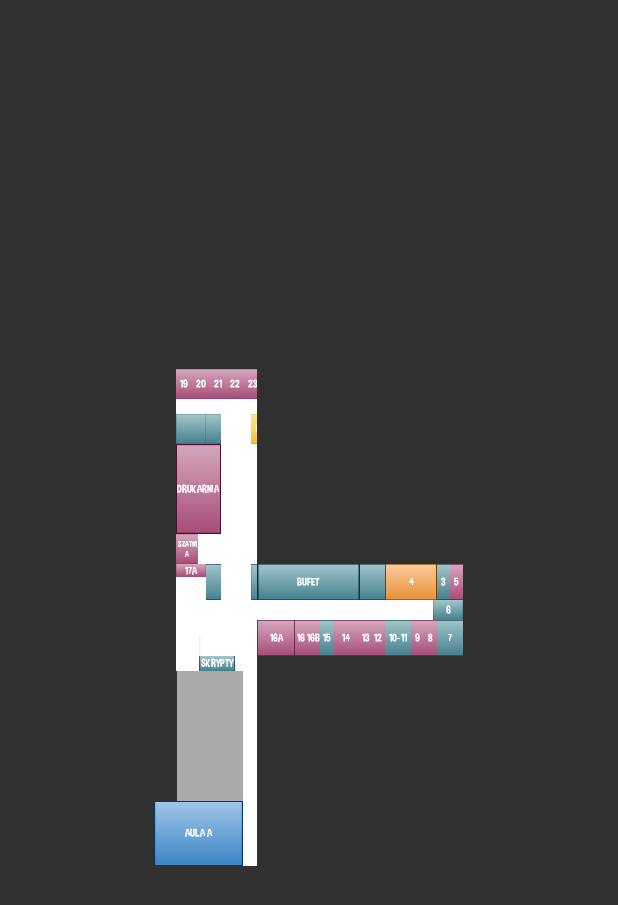
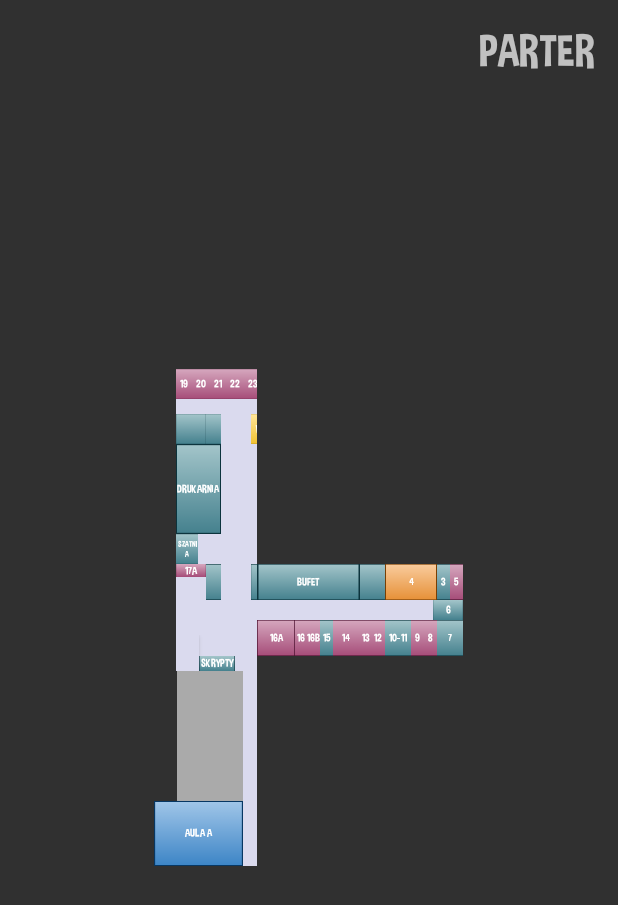
Before and after one commit to OlaB1994/AEiIMap, an Android app: the fragment GroundFloorFragment shown on its own in the app's theme, on a phone screen of 412 x 824 dp. Shown: the top 905 px of the screen. Run offline under Robolectric (Android 15) with nearby library versions, the phone set to English and light mode, and no system bars; our stand-ins replace ButterKnife.

Commit message:
color changes, layout changes, typo fixed

```diff
--- a/AEiIMap/app/src/main/java/pl/polsl/aeiimap/fragments/GroundFloorFragment.java
+++ b/AEiIMap/app/src/main/java/pl/polsl/aeiimap/fragments/GroundFloorFragment.java
@@ -13,7 +13,7 @@ import butterknife.ButterKnife;
 import butterknife.OnClick;
 import pl.polsl.aeiimap.R;
 import pl.polsl.aeiimap.dialogs.InfoDialogFragment;
-import pl.polsl.aeiimap.views.ZoomableLinearLayout;
+import pl.polsl.aeiimap.views.ZoomableRelativeLayout;
 
 /**
  * Created by aleksandrabienioszek on 28.02.2017.
@@ -23,7 +23,7 @@ public class GroundFloorFragment extends Fragment {
     private final int GROUND_FLOOR = 0;
 
     @BindView(R.id.fragment_ground_floor_main_ll)
-    ZoomableLinearLayout zoomableLinearLayout;
+    ZoomableRelativeLayout zoomableRelativeLayout;
 
     @OnClick(R.id.fragment_ground_floor_1)
     public void on1() {
@@ -164,21 +164,21 @@ public class GroundFloorFragment extends Fragment {
 
     @OnClick(R.id.fragment_ground_floor_25)
     public void on25() {
-        InfoDialogFragment.newInstance(getContext(), GROUND_FLOOR, 25).show(getActivity().getFragmentManager(),
+        InfoDialogFragment.newInstance(getContext(), GROUND_FLOOR, 26).show(getActivity().getFragmentManager(),
                 InfoDialogFragment.class.getName());
     }
 
 
     @OnClick(R.id.fragment_ground_floor_26)
     public void on26() {
-        InfoDialogFragment.newInstance(getContext(), GROUND_FLOOR, 26).show(getActivity().getFragmentManager(),
+        InfoDialogFragment.newInstance(getContext(), GROUND_FLOOR, 25).show(getActivity().getFragmentManager(),
                 InfoDialogFragment.class.getName());
     }
 
 
     @OnClick(R.id.fragment_ground_floor_bufet)
     public void onBufet() {
-        InfoDialogFragment.newInstance(getContext(), GROUND_FLOOR, 1007).show(getActivity().getFragmentManager(),
+        InfoDialogFragment.newInstance(getContext(), GROUND_FLOOR, 1009).show(getActivity().getFragmentManager(),
                 InfoDialogFragment.class.getName());
     }
 
@@ -227,10 +227,10 @@ public class GroundFloorFragment extends Fragment {
         View view = inflater.inflate(R.layout.fragment_ground_floor, container, false);
         ButterKnife.bind(this, view);
         //initView();
-        zoomableLinearLayout.setOnTouchListener(new View.OnTouchListener() {
+        zoomableRelativeLayout.setOnTouchListener(new View.OnTouchListener() {
             @Override
             public boolean onTouch(View v, MotionEvent event) {
-                zoomableLinearLayout.init(getContext());
+                zoomableRelativeLayout.init(getContext());
                 return false;
             }
         });
--- a/AEiIMap/app/src/main/java/pl/polsl/aeiimap/gestures/OnPinchListener.java
+++ b/AEiIMap/app/src/main/java/pl/polsl/aeiimap/gestures/OnPinchListener.java
@@ -2,7 +2,7 @@ package pl.polsl.aeiimap.gestures;
 
 import android.view.ScaleGestureDetector;
 
-import pl.polsl.aeiimap.views.ZoomableLinearLayout;
+import pl.polsl.aeiimap.views.ZoomableRelativeLayout;
 
 /**
  * Created by aleksandrabienioszek on 28.02.2017.
@@ -10,13 +10,13 @@ import pl.polsl.aeiimap.views.ZoomableLinearLayout;
 
 public class OnPinchListener extends ScaleGestureDetector.SimpleOnScaleGestureListener {
 
-    private final ZoomableLinearLayout zoomableRelativeLayout;
+    private final ZoomableRelativeLayout zoomableRelativeLayout;
     float startingSpan;
     float endSpan;
     float startFocusX;
     float startFocusY;
 
-    public OnPinchListener(ZoomableLinearLayout relativeLayout){
+    public OnPinchListener(ZoomableRelativeLayout relativeLayout){
         this.zoomableRelativeLayout = relativeLayout;
     }
 
--- a/AEiIMap/app/src/main/java/pl/polsl/aeiimap/views/ZoomableLinearLayout.java
+++ b/AEiIMap/app/src/main/java/pl/polsl/aeiimap/views/ZoomableRelativeLayout.java
@@ -5,13 +5,13 @@ import android.util.AttributeSet;
 import android.view.MotionEvent;
 import android.view.ScaleGestureDetector;
 import android.view.View;
-import android.widget.LinearLayout;
+import android.widget.RelativeLayout;
 
 /**
  * Created by aleksandrabienioszek on 28.02.2017.
  */
 
-public class ZoomableLinearLayout extends LinearLayout implements ScaleGestureDetector.OnScaleGestureListener {
+public class ZoomableRelativeLayout extends RelativeLayout implements ScaleGestureDetector.OnScaleGestureListener {
 
         private enum Mode {
             NONE,
@@ -34,17 +34,17 @@ public class ZoomableLinearLayout extends LinearLayout implements ScaleGestureDe
         private float prevDx = 0f;
         private float prevDy = 0f;
 
-        public ZoomableLinearLayout(Context context) {
+        public ZoomableRelativeLayout(Context context) {
             super(context);
             init(context);
         }
 
-        public ZoomableLinearLayout(Context context, AttributeSet attrs) {
+        public ZoomableRelativeLayout(Context context, AttributeSet attrs) {
             super(context, attrs);
             init(context);
         }
 
-        public ZoomableLinearLayout(Context context, AttributeSet attrs, int defStyle) {
+        public ZoomableRelativeLayout(Context context, AttributeSet attrs, int defStyle) {
             super(context, attrs, defStyle);
             init(context);
         }
--- a/AEiIMap/app/src/main/res/layout/dialog_fragment_ok.xml
+++ b/AEiIMap/app/src/main/res/layout/dialog_fragment_ok.xml
@@ -16,7 +16,7 @@
             android:layout_gravity="center"
             android:orientation="vertical">
 
-            <pl.polsl.aeiimap.views.LightTextView
+            <TextView
                 android:id="@+id/dialog_fragment_info_title_tv"
                 android:layout_width="@dimen/text_max_width"
                 android:layout_height="wrap_content"
--- a/AEiIMap/app/src/main/res/layout/fragment_ground_floor.xml
+++ b/AEiIMap/app/src/main/res/layout/fragment_ground_floor.xml
@@ -1,5 +1,5 @@
 <?xml version="1.0" encoding="utf-8"?>
-<pl.polsl.aeiimap.views.ZoomableLinearLayout xmlns:android="http://schemas.android.com/apk/res/android"
+<pl.polsl.aeiimap.views.ZoomableRelativeLayout xmlns:android="http://schemas.android.com/apk/res/android"
     android:id="@+id/fragment_ground_floor_main_ll"
     style="@style/MatchParent">
 
@@ -184,7 +184,7 @@
                                     android:layout_width="match_parent"
                                     android:layout_height="0dp"
                                     android:layout_weight="3"
-                                    android:background="@drawable/selector_button_pink"
+                                    android:background="@drawable/selector_button_turquoise"
                                     android:text="Drukarnia"
                                     android:textSize="@dimen/button_text_size" />
 
@@ -195,7 +195,7 @@
                                     android:layout_height="0dp"
                                     android:layout_marginRight="@dimen/normal_margin"
                                     android:layout_weight="1"
-                                    android:background="@drawable/selector_button_pink"
+                                    android:background="@drawable/selector_button_turquoise"
                                     android:text="Szatnia"
                                     android:textSize="5sp" />
 
@@ -610,5 +610,13 @@
         </LinearLayout>
     </LinearLayout>
 
-
-</pl.polsl.aeiimap.views.ZoomableLinearLayout>
+    <pl.polsl.aeiimap.views.LightTextView
+        android:layout_width="wrap_content"
+        android:text="PARTER"
+        android:gravity="right|bottom"
+        android:padding="@dimen/normal_margin"
+        android:textSize="30sp"
+        android:layout_alignParentTop="true"
+        android:layout_alignParentRight="true"
+        android:layout_height="wrap_content" />
+</pl.polsl.aeiimap.views.ZoomableRelativeLayout>
--- a/AEiIMap/app/src/main/res/values/colors.xml
+++ b/AEiIMap/app/src/main/res/values/colors.xml
@@ -3,5 +3,5 @@
     <color name="dialog_color_background">#8053606c</color>
     <color name="dialog_color_background_solid">#53606c</color>
     <color name="text_outline">#2a9ac2</color>
-    <color name="map_hall">#FFFFFF</color>
+    <color name="map_hall">#dadaee</color>
 </resources>
```
Also changed, not shown: AEiIMap/app/src/main/java/pl/polsl/aeiimap/fragments/FirstFloorFragment.java (+5 -5 lines), AEiIMap/app/src/main/res/layout/fragment_first_floor.xml (+11 -3 lines), AEiIMap/app/src/main/res/layout/fragment_second_floor.xml (+12 -2 lines).
